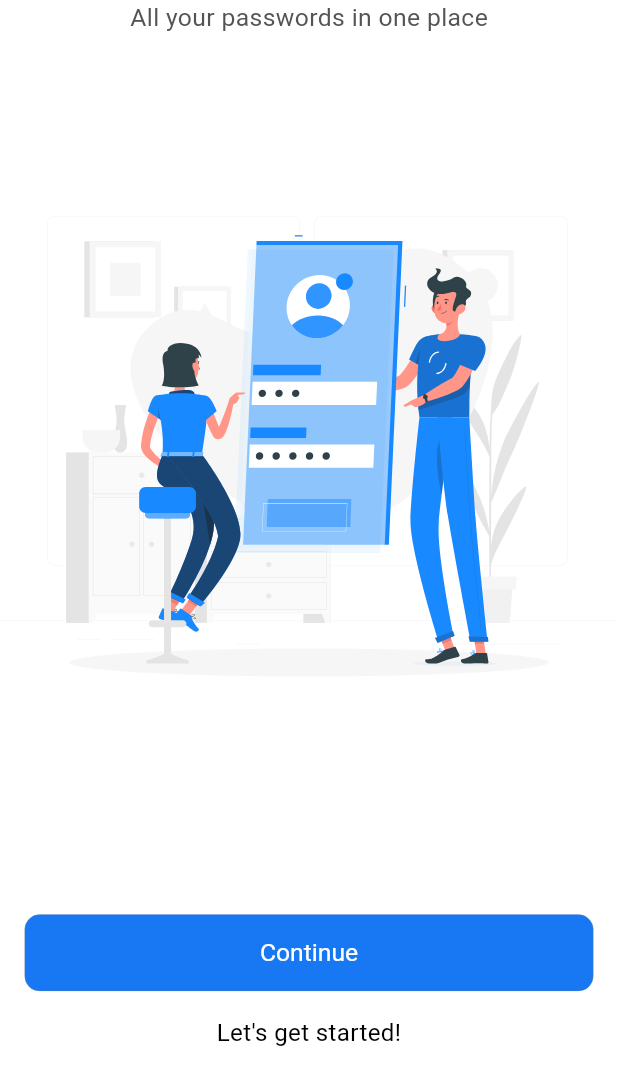
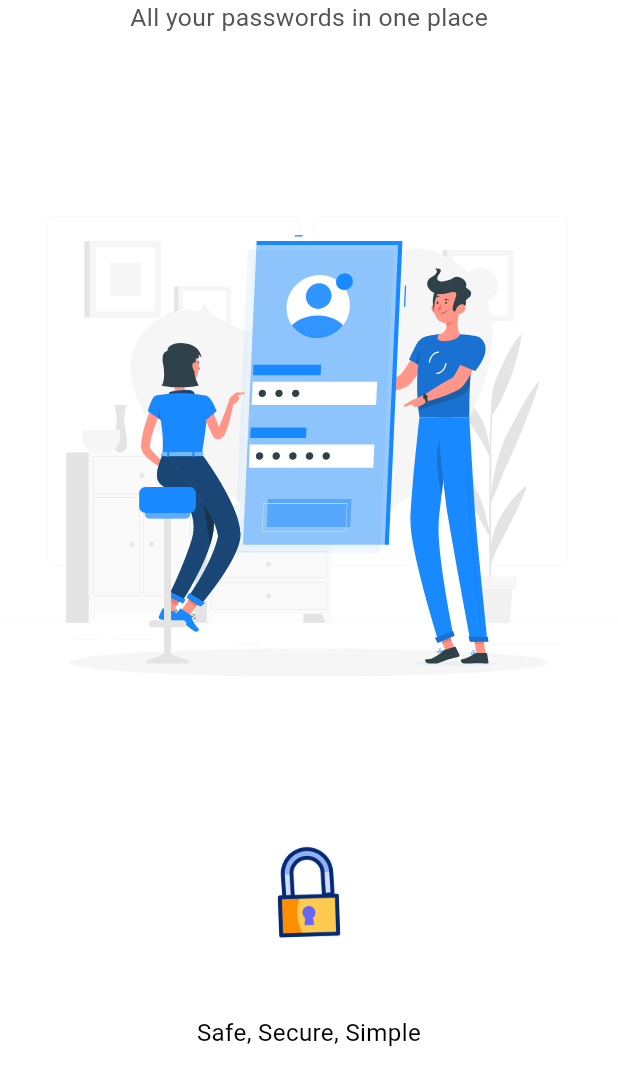
Before and after one commit to deb-sahu/password-vault, a Flutter app: the first screen one second after launch, on a phone screen of 412 x 824 dp, the part 161-1236 px from its top. Run offline on Flutter 3.47's test engine with Material 3 defaults, Android fonts, the phone set to English and light mode, and no system bars; our stand-ins replace device_info_plus, file_picker, flutter_easyloading, flutter_riverpod, flutter_svg, go_router and 6 more; missing offline and left inert: android_intent_plus, local_auth_android, local_auth_darwin; accounts and stored records are empty; Roboto replaces fonts that are missing (Arsenal, FontRegular).

Commit message:
Main release for v1.0.2 without logo

```diff
--- a/lib/app_container.dart
+++ b/lib/app_container.dart
@@ -23,7 +23,7 @@ class PasswordVault extends ConsumerWidget {
     ThemeChangeService().initializeThemeChange(ref, themeChange);
 
     return MaterialApp.router(
-      title: 'Audit Safe',
+      title: 'Password Vault',
       debugShowCheckedModeBanner: false,
       locale: const Locale('en', ''),
       supportedLocales: const [
--- a/lib/cache/hive_models/system_preferences_model.dart
+++ b/lib/cache/hive_models/system_preferences_model.dart
@@ -10,5 +10,8 @@ int id;
 @HiveField(1)
 bool isDarkMode;
 
-SystemPreferencesModel({required this.id, required this.isDarkMode});
+@HiveField(2)
+bool? isFirstLogin;
+
+SystemPreferencesModel({required this.id, required this.isDarkMode, this.isFirstLogin});
 }
--- a/lib/feature/auth/login.dart
+++ b/lib/feature/auth/login.dart
@@ -1,3 +1,5 @@
+import 'dart:async';
+
 import 'package:flutter_riverpod/flutter_riverpod.dart';
 import 'package:password_vault/constants/common_exports.dart';
 
@@ -12,6 +14,8 @@ class Login extends ConsumerStatefulWidget {
 class _LoginState extends ConsumerState<Login> with SingleTickerProviderStateMixin {
   late AnimationController _controller;
   late Animation<double> _animation;
+  bool _isGifPlaying = true;
+  late Timer _timer;
 
   @override
   void initState() {
@@ -25,11 +29,22 @@ class _LoginState extends ConsumerState<Login> with SingleTickerProviderStateMix
       end: 1,
     ).animate(_controller);
     _controller.forward();
+
+    // Initialize the timer to navigate after the GIF finishes
+    _timer = Timer(const Duration(seconds: 4), () {
+      if (mounted) {
+        setState(() {
+          _isGifPlaying = false;
+        });
+        GoRouter.of(context).go('/homePage');
+      }
+    });
   }
 
   @override
   void dispose() {
     _controller.dispose();
+    _timer.cancel();
     super.dispose();
   }
 
@@ -61,7 +76,7 @@ class _LoginState extends ConsumerState<Login> with SingleTickerProviderStateMix
           Scaffold(
             backgroundColor: Colors.transparent,
             appBar: AppBar(
-              automaticallyImplyLeading: false, // Commented to go back to main content without login
+              automaticallyImplyLeading: false,
               backgroundColor: Colors.transparent,
             ),
             body: SafeArea(
@@ -88,28 +103,20 @@ class _LoginState extends ConsumerState<Login> with SingleTickerProviderStateMix
                   Flexible(
                     child: SizedBox(height: height * 0.8),
                   ),
-                  Column(
-                    mainAxisAlignment: MainAxisAlignment.spaceEvenly,
-                    crossAxisAlignment: CrossAxisAlignment.stretch,
-                    children: [
-                      ElevatedButton(
-                        style: AppStyles.buttonPrimaryElevated,
-                        onPressed: () {
-                          GoRouter.of(context).go('/homePage');
-                        },
-                        child: Text(
-                          'Continue',
-                          style: AppStyles.loginText(context, true),
-                        ),
-                      ),
-                    ],
+                  Center(
+                    child: _isGifPlaying
+                        ? Image.asset(
+                            'assets/gifs/padlock.gif',
+                            width: width * 0.2,
+                            height: height * 0.2,
+                          )
+                        : Container(),
                   ),
-                  SizedBox(height: height * 0.02),
                   Text(
-                    'Let\'s get started!',
+                    'Safe, Secure, Simple',
                     style: AppStyles.customText(context, sizeFactor: 0.039, family: 'OpenSans'),
                     textAlign: TextAlign.center,
-                  )
+                  ),
                 ],
               ),
             ),
--- a/lib/feature/home/home.dart
+++ b/lib/feature/home/home.dart
@@ -37,6 +37,7 @@ class _HomeState extends ConsumerState<Home> {
 
   Future<void> _loadFavourites() async {
     try {
+      await CacheService().updateFirstLogin(false); // Update first login to false after first login
       favoritePasswords = await CacheService().getFavouritesData();
       ref.read(deletePasswordNotifierProvider.notifier).update((state) => false);
       ref.read(changeFavoritesdNotifierProvider.notifier).update((state) => false);
--- a/lib/service/route/route_service.dart
+++ b/lib/service/route/route_service.dart
@@ -1,33 +1,31 @@
 import 'package:flutter/cupertino.dart';
 import 'package:flutter_riverpod/flutter_riverpod.dart';
 import 'package:go_router/go_router.dart';
-import 'package:password_vault/cache/hive_models/passwords_model.dart';
+import 'package:password_vault/feature/auth/auth.dart';
 import 'package:password_vault/feature/auth/login.dart';
 import 'package:password_vault/service/cache/cache_service.dart';
 import 'package:password_vault/service/route/bottom_nav_route.dart';
 
-final passwordsProvider = FutureProvider<List<PasswordModel>>((ref) async {
-  // Load favourites from cache
-  List<PasswordModel> favourites = [];
-  favourites = await CacheService().getPasswordsData();
-  return favourites;
+final loginProvider = FutureProvider<bool>((ref) async {
+  var isFirstLogin = await CacheService().checkIsFirstLogin();
+  return isFirstLogin;
 });
+final navigatorKey = GlobalKey<NavigatorState>();
 
-
-final navigatorKey = GlobalKey<NavigatorState>();
 GoRouter createRouter(BuildContext context, WidgetRef ref) {
 
-  bool checkData()  {
-  var passwords=  [];
-  ref.watch(passwordsProvider).whenData((value) {
-    passwords = value;
+  bool checkFirstLogin()  {
+  var isFirstLogin = true;
+  ref.watch(loginProvider).whenData((value) {
+    isFirstLogin = value;
   });
-  return passwords.isNotEmpty;
+  return isFirstLogin;
 }
 
   return GoRouter(
     navigatorKey: navigatorKey,
-    initialLocation: checkData() ? '/homePage' : '/login',
+    initialLocation: checkFirstLogin() ? '/login' : '/auth',
+   //initialLocation: '/login',
     routes: <RouteBase>[
       GoRoute(
         path: '/',
@@ -52,7 +50,13 @@ GoRouter createRouter(BuildContext context, WidgetRef ref) {
             builder: (BuildContext context, GoRouterState state) {
               return const NavRoute(); // Passwords page route with selectedIndex 1
             },
-          )
+          ),
+          GoRoute(
+            path: 'auth',
+            builder: (BuildContext context, GoRouterState state) {
+              return const AuthScreen(); // Auth page route
+            },
+          ),
         ],
       ),
     ],
```
Also changed, not shown: lib/feature/auth/auth.dart (added, +212 -0 lines), lib/feature/passwords/add_password_dialog.dart (+75 -4 lines), lib/feature/passwords/password_generation_algorithm.dart (added, +28 -0 lines), lib/service/cache/cache_service.dart (+26 -0 lines), pubspec.yaml (+7 -0 lines), assets/gifs/padlock.gif (added), lib/cache/hive_models/system_preferences_model.g.dart, 4 other files.
